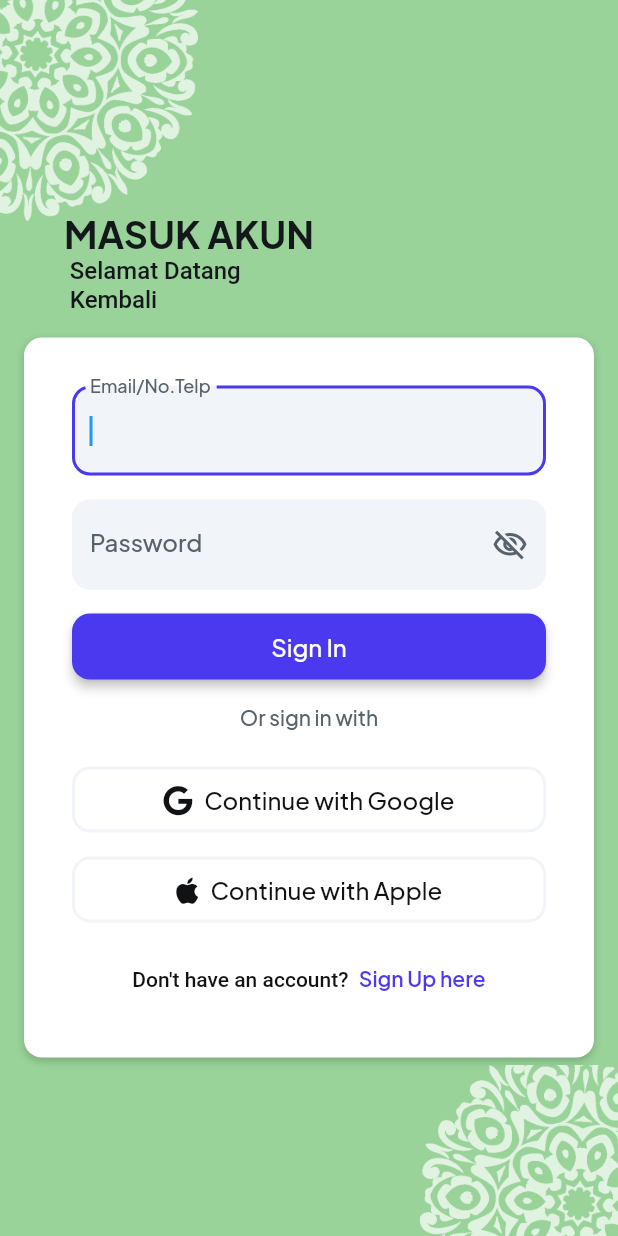
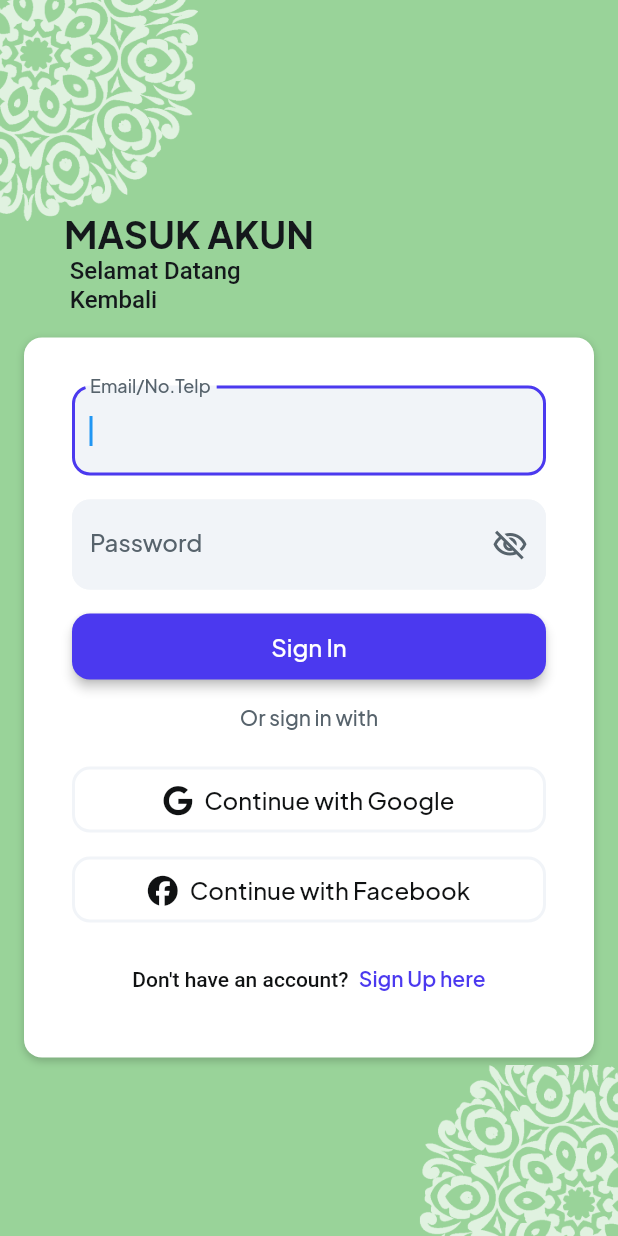
Before and after one commit to M-FarhanFadhillah/Murobi, a Flutter app: the screen it shows after launch, on a phone screen of 412 x 824 dp. Run offline on Flutter 3.47's test engine with Material 2 defaults, Android fonts, the phone set to English and light mode, and no system bars; drawn by our look-alikes of auto_size_text; our stand-ins replace font_awesome_flutter, from_css_color, go_router, google_fonts, page_transition, shared_preferences and 1 more; missing offline and left inert: json_path; accounts and stored records are empty; Roboto replaces fonts that are missing (Readex Pro); project files that could hold a hidden picture were left out.

Commit message:
Minor Change on Login Page

```diff
--- a/masjid/lib/models/login_widget.dart
+++ b/masjid/lib/models/login_widget.dart
@@ -458,9 +458,9 @@ class _LoginWidgetState extends State<LoginWidget> {
                                               onPressed: () {
                                                 print('Button pressed ...');
                                               },
-                                              text: 'Continue with Apple',
+                                              text: 'Continue with Facebook',
                                               icon: FaIcon(
-                                                FontAwesomeIcons.apple,
+                                                FontAwesomeIcons.facebook,
                                                 size: 20.0,
                                               ),
                                               options: FFButtonOptions(
--- a/masjid/lib/screens/dashboard.dart
+++ b/masjid/lib/screens/dashboard.dart
@@ -34,7 +34,8 @@ class _DashboardState extends State<Dashboard> {
   @override
   Widget build(BuildContext context) {
     return Scaffold(
-      body: SafeArea(child: _pages[_selectedIndex],
+      body: SafeArea(
+        child: _pages[_selectedIndex],
       ),
       bottomNavigationBar: BottomNavigationBar(
         selectedItemColor: Colors.blueAccent,
```
Also changed, not shown: 2 other files.
